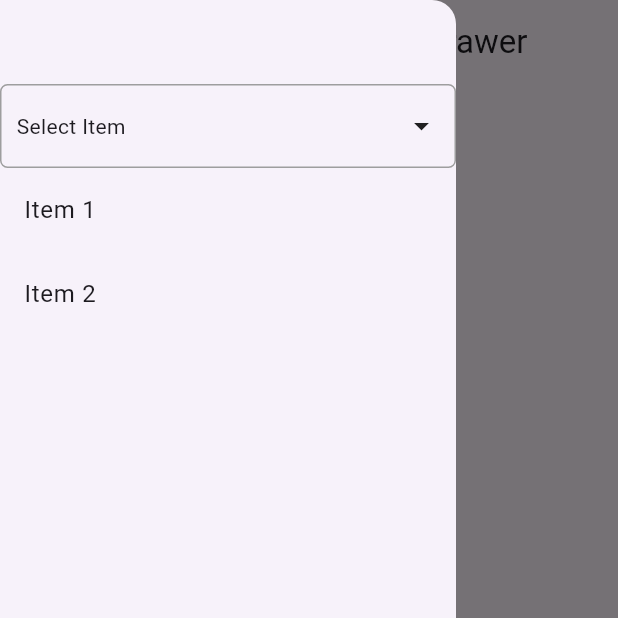
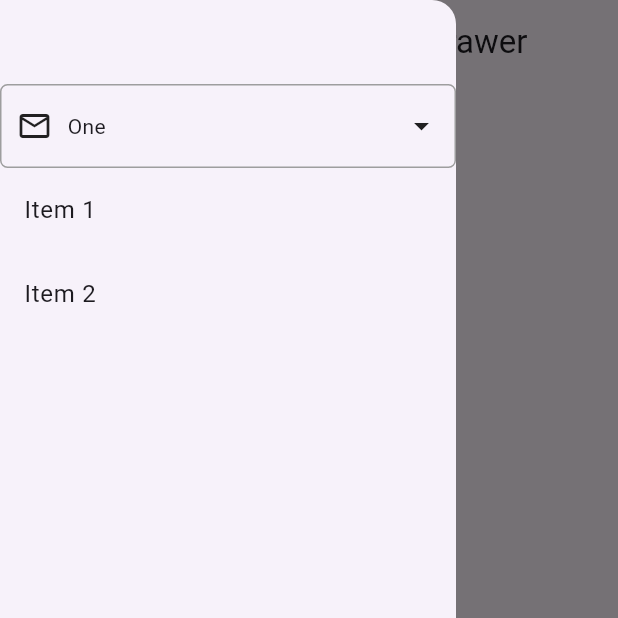
Before and after one commit to ig-garcia/flutter_drawer_dropdown_sample, a Flutter app: the screen it shows after launch, with the side drawer open, on a phone screen of 412 x 824 dp, the top half of it. Run offline on Flutter 3.47's test engine with Material 3 defaults, Android fonts, the phone set to English and light mode, and no system bars.

Commit message:
Change icons

```diff
--- a/lib/main.dart
+++ b/lib/main.dart
@@ -25,7 +25,7 @@ class CustomDropdownInDrawer extends StatefulWidget {
 class _CustomDropdownInDrawerState extends State<CustomDropdownInDrawer>
     with SingleTickerProviderStateMixin {
   final List<String> _dropdownItems = ['One', 'Two', 'Three', 'Four', 'Five'];
-  String? _selectedItem;
+  late String _selectedItem = _dropdownItems.first;
   bool _isDropdownOpened = false;
   OverlayEntry? _overlayEntry;
   final LayerLink _layerLink = LayerLink();
@@ -100,11 +100,9 @@ class _CustomDropdownInDrawerState extends State<CustomDropdownInDrawer>
                     children: <Widget>[
                       Row(
                         children: [
-                          if (_selectedItem != null)
-                            const Icon(Icons.circle),
-                          if (_selectedItem != null)
-                            const SizedBox(width: 10),
-                          Text(_selectedItem ?? 'Select Item'),
+                          const Icon(Icons.email_outlined),
+                          const SizedBox(width: 10),
+                          Text(_selectedItem),
                         ],
                       ),
                       const Icon(Icons.arrow_drop_down),
@@ -184,7 +182,7 @@ class _CustomDropdownInDrawerState extends State<CustomDropdownInDrawer>
                       return Column(
                         children: [
                           ListTile(
-                            leading: const Icon(Icons.circle),
+                            leading: const Icon(Icons.email_outlined),
                             title: Text(filteredItems[index]),
                             onTap: () {
                               setState(() {
@@ -198,7 +196,7 @@ class _CustomDropdownInDrawerState extends State<CustomDropdownInDrawer>
                       );
                     } else if (index == filteredItems.length) {
                       return ListTile(
-                        leading: const Icon(Icons.circle),
+                        leading: const Icon(Icons.email_outlined),
                         title: const Text("Special item"),
                         onTap: () {
                           _closeDropdown();
@@ -207,7 +205,7 @@ class _CustomDropdownInDrawerState extends State<CustomDropdownInDrawer>
                       );
                     } else {
                       return ListTile(
-                        leading: const Icon(Icons.circle),
+                        leading: const Icon(Icons.email_outlined),
                         title: Text(filteredItems[index]),
                         onTap: () {
                           setState(() {
```
